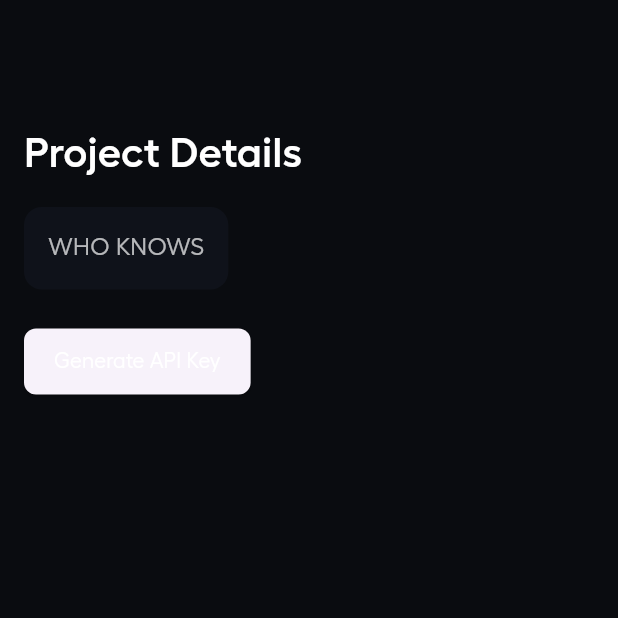
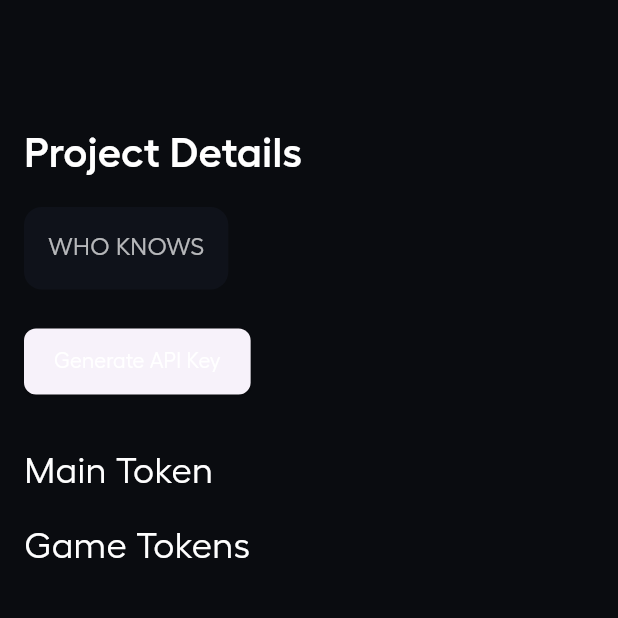
Before and after one commit to batuhanozcan1605/basevenue_wolf, a Flutter app: the ProjectDetailsPage screen opened directly, on a phone screen of 412 x 824 dp, the top half of it. Run offline on Flutter 3.47's test engine with Material 3 defaults, Android fonts, the light colour scheme and no system bars; our stand-ins replace firebase_core, flutter_screenutil, flutter_svg; missing offline and left inert: flutter_web3; accounts and stored records are empty; statements that could not run were skipped.

Commit message:
feat sdk implementation to who_knows project

```diff
--- a/basevenuewolf_sdk/lib/basevenuewolf_sdk.dart
+++ b/basevenuewolf_sdk/lib/basevenuewolf_sdk.dart
@@ -10,11 +10,12 @@ import 'dart:math';
 import 'package:http/http.dart' as http;
 
 class BasevenueWolfSDK {
-  final String baseUrl;
   final String _apiKey;
 
-  BasevenueWolfSDK({required this.baseUrl})
+  BasevenueWolfSDK()
       : _apiKey = _generateDummyApiKey();
+
+  String baseUrl = 'https://example.com/api';
 
   // Dummy API key generator for the POC
   static String _generateDummyApiKey() {
@@ -44,4 +45,9 @@ class BasevenueWolfSDK {
       throw Exception('Error fetching token address');
     }
   }
+
+  String getDummyMainTokenAddress() {
+    print("SDK has worked.");
+    return "0x123456789";
+  }
 }
--- a/lib/basevenue_wolf/view/menu_pages/project_details.dart
+++ b/lib/basevenue_wolf/view/menu_pages/project_details.dart
@@ -91,6 +91,10 @@ class _ProjectDetailsPageState extends State<ProjectDetailsPage> {
                   ],
                 ),
               ),
+            const SizedBox(height: 16),
+            const Text("Main Token", style: TextStyle(color: Colors.white, fontSize: 24)),
+            const SizedBox(height: 16),
+            const Text("Game Tokens", style: TextStyle(color: Colors.white, fontSize: 24)),
           ],
         ),
       ),
--- a/lib/main.dart
+++ b/lib/main.dart
@@ -14,15 +14,16 @@ void main() async {
   await Firebase.initializeApp(
     options: DefaultFirebaseOptions.currentPlatform
   );
+
   runApp(BasevenueWolf());
 }
-
 
 class BasevenueWolf extends StatelessWidget {
   const BasevenueWolf({super.key});
 
   @override
   Widget build(BuildContext context) {
+
     return MultiProvider(
       providers: [
         ChangeNotifierProvider(create: (_) => MainViewModel()),
--- a/lib/who_knows/main_who_knows.dart
+++ b/lib/who_knows/main_who_knows.dart
@@ -1,4 +1,5 @@
 import 'package:basevenue_wolf/who_knows/view/main_screen.dart';
+import 'package:basevenuewolf_sdk/basevenuewolf_sdk.dart';
 import 'package:flutter/material.dart';
 import 'package:flutter_screenutil/flutter_screenutil.dart';
 
@@ -8,10 +9,16 @@ void main() {
 }
 
 class WhoKnows extends StatelessWidget {
-  const WhoKnows({super.key});
+  WhoKnows({super.key});
+
+  final sdk = BasevenueWolfSDK();
 
   @override
   Widget build(BuildContext context) {
+
+    String dummyAddress = sdk.getDummyMainTokenAddress();
+    print("Adress: $dummyAddress");
+
     return ScreenUtilInit(
       designSize: Size(1280, 800), // Logical resolution for MacBook M1 (13-inch)
       minTextAdapt: true,
--- a/pubspec.yaml
+++ b/pubspec.yaml
@@ -30,6 +30,8 @@ environment:
 dependencies:
   flutter:
     sdk: flutter
+  basevenuewolf_sdk:
+    path: ./basevenuewolf_sdk
   flutter_screenutil: ^5.9.3
   web3dart: ^2.7.1
   flutter_web3: ^2.1.9
```
Also changed, not shown: lib/basevenue_wolf/view/menu_pages/token_management.dart (+9 -1 lines), pubspec.lock, 1 other file.
